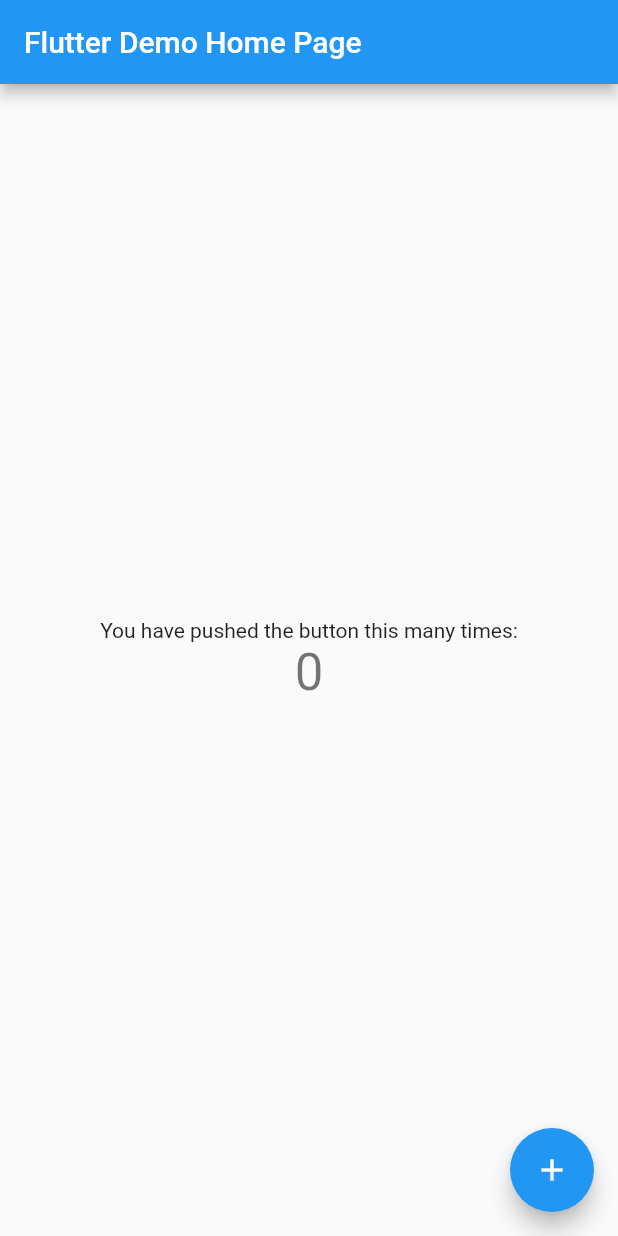
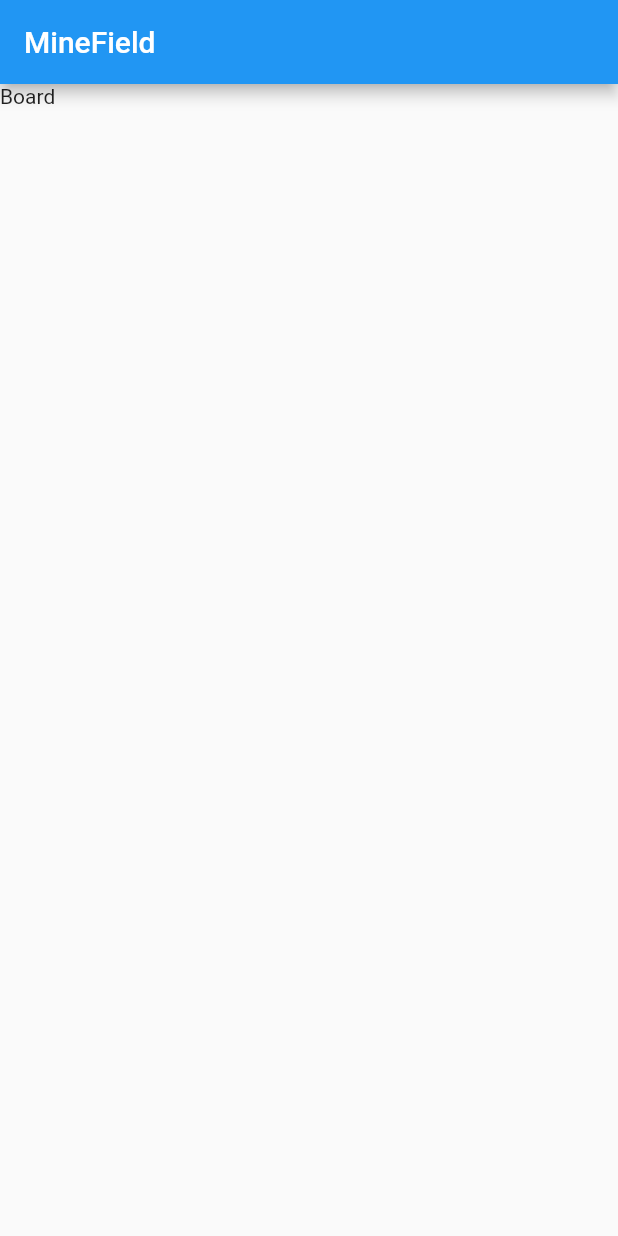
Before and after one commit to HenriqueCisi/project_mine_field, a Flutter app: the screen it shows after launch, on a phone screen of 412 x 824 dp. Run offline on Flutter 3.47's test engine with Material 2 defaults, Android fonts, the phone set to English and light mode, and no system bars.

Commit message:
adds mine field widget

```diff
--- a/lib/main.dart
+++ b/lib/main.dart
@@ -1,67 +1,6 @@
 import 'package:flutter/material.dart';
+import 'package:project_mine_field/screens/mine_field.dart';
 
 void main() {
-  runApp(const MyApp());
+  runApp(const MineFieldApp());
 }
-
-class MyApp extends StatelessWidget {
-  const MyApp({super.key});
-
-  @override
-  Widget build(BuildContext context) {
-    return MaterialApp(
-      title: 'Flutter Demo',
-      theme: ThemeData(
-        primarySwatch: Colors.blue,
-      ),
-      home: const MyHomePage(title: 'Flutter Demo Home Page'),
-    );
-  }
-}
-
-class MyHomePage extends StatefulWidget {
-  const MyHomePage({super.key, required this.title});
-
-  final String title;
-
-  @override
-  State<MyHomePage> createState() => _MyHomePageState();
-}
-
-class _MyHomePageState extends State<MyHomePage> {
-  int _counter = 0;
-
-  void _incrementCounter() {
-    setState(() {
-      _counter++;
-    });
-  }
-
-  @override
-  Widget build(BuildContext context) {
-    return Scaffold(
-      appBar: AppBar(
-        title: Text(widget.title),
-      ),
-      body: Center(
-        child: Column(
-          mainAxisAlignment: MainAxisAlignment.center,
-          children: <Widget>[
-            const Text(
-              'You have pushed the button this many times:',
-            ),
-            Text(
-              '$_counter',
-              style: Theme.of(context).textTheme.headlineMedium,
-            ),
-          ],
-        ),
-      ),
-      floatingActionButton: FloatingActionButton(
-        onPressed: _incrementCounter,
-        tooltip: 'Increment',
-        child: const Icon(Icons.add),
-      ),
-    );
-  }
-}
--- /dev/null
+++ b/lib/screens/mine_field.dart
@@ -0,0 +1,19 @@
+import 'package:flutter/material.dart';
+import 'package:flutter/src/widgets/framework.dart';
+import 'package:flutter/src/widgets/placeholder.dart';
+
+class MineFieldApp extends StatelessWidget {
+  const MineFieldApp({super.key});
+
+  @override
+  Widget build(BuildContext context) {
+    return MaterialApp(
+      home: Scaffold(
+        appBar: AppBar(
+          title: const Text('MineField'),
+      ),
+      body: Container(child: Text('Board')),)
+      ,
+    );
+  }
+}
```
